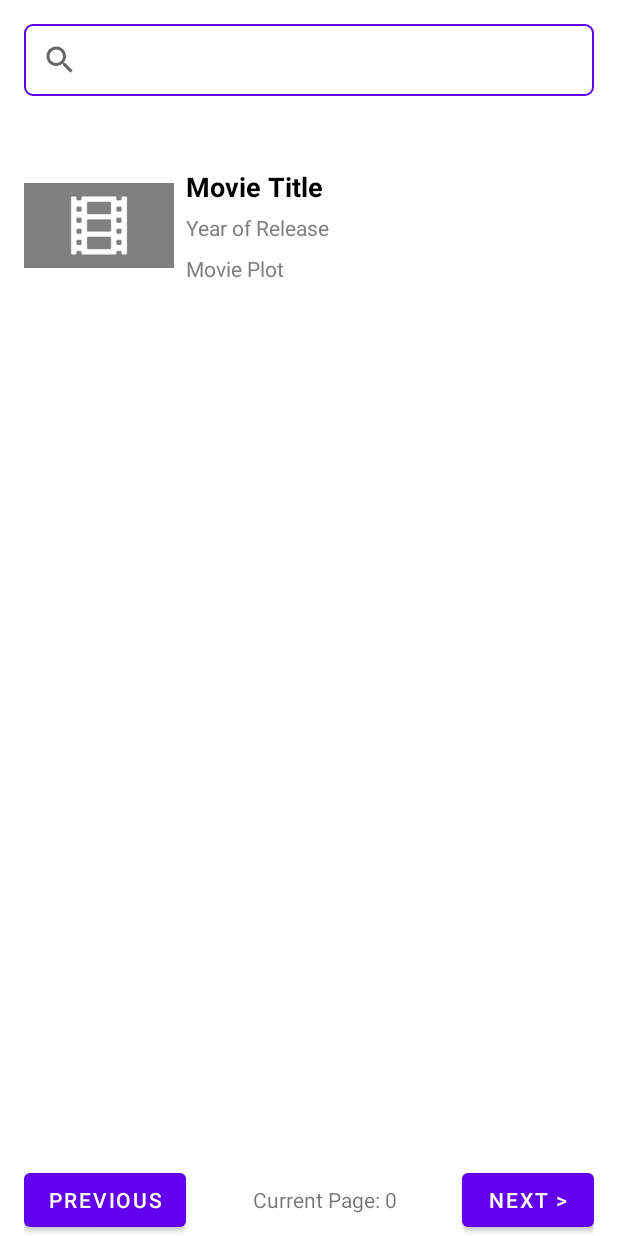
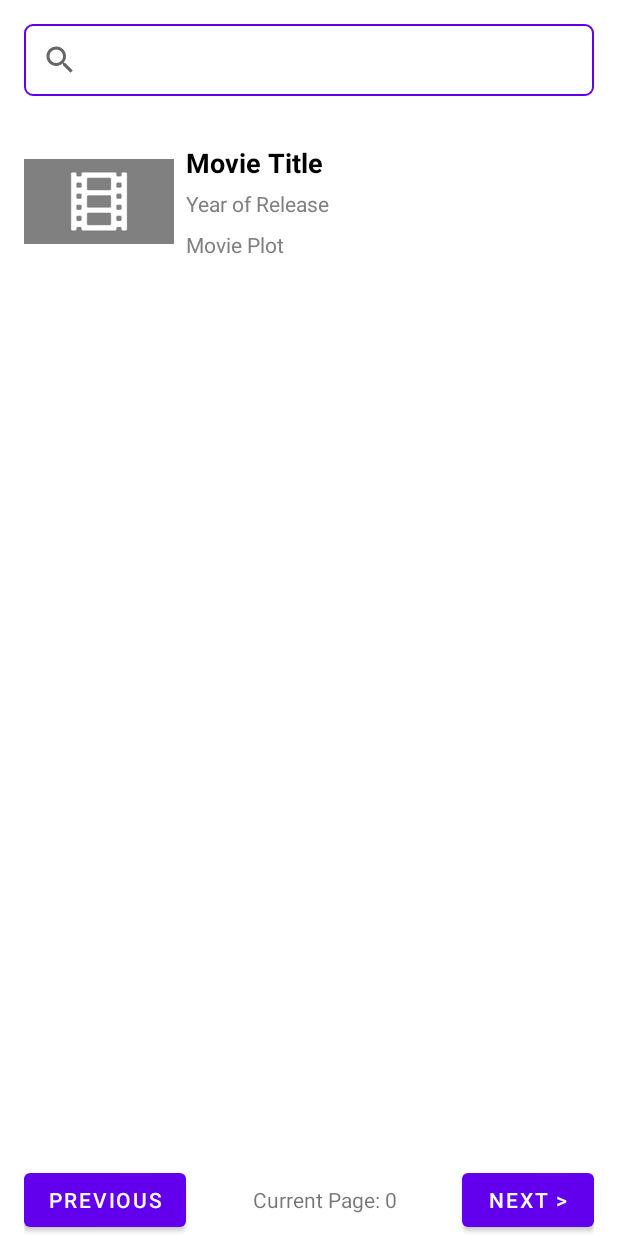
Before and after one commit to SushmitSingh/MovieSearch, an Android app: the layout fragment_search_results.xml on its own in the app's theme, with its tools: preview values and no code run, on a phone screen of 412 x 824 dp. Run offline under Robolectric (Android 15) with nearby library versions, the phone set to English and light mode, and no system bars.

Commit message:
View Fix

```diff
--- a/app/src/main/res/layout/fragment_search_results.xml
+++ b/app/src/main/res/layout/fragment_search_results.xml
@@ -17,13 +17,14 @@
             android:id="@+id/search_view"
             android:layout_width="match_parent"
             android:layout_height="wrap_content"
-            android:layout_margin="16dp"
+            android:layout_marginStart="16dp"
+            android:layout_marginEnd="16dp"
+            android:layout_marginTop="16dp"
             android:autofillHints="name"
             android:background="@drawable/search_view_background"
             app:closeIcon="@null"
             app:goIcon="@null"
             app:iconifiedByDefault="false"
-            app:queryBackground="@null"
             app:queryHint="Search Movies"
             app:searchIcon="@null"
             app:voiceIcon="@null" />
```
